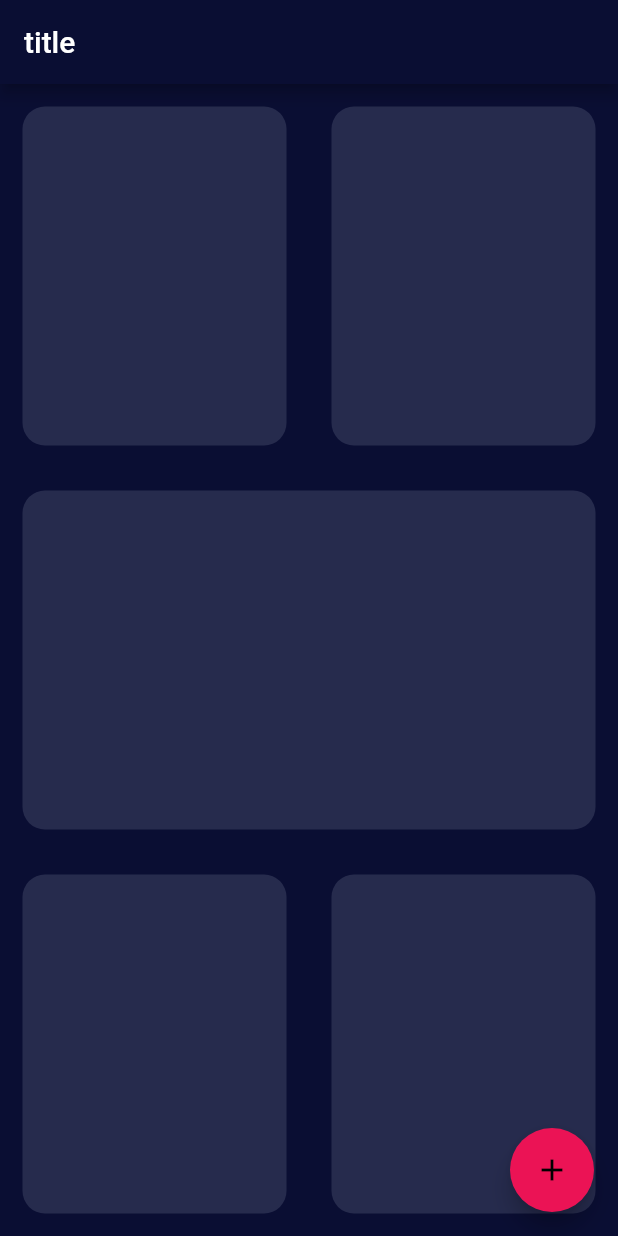
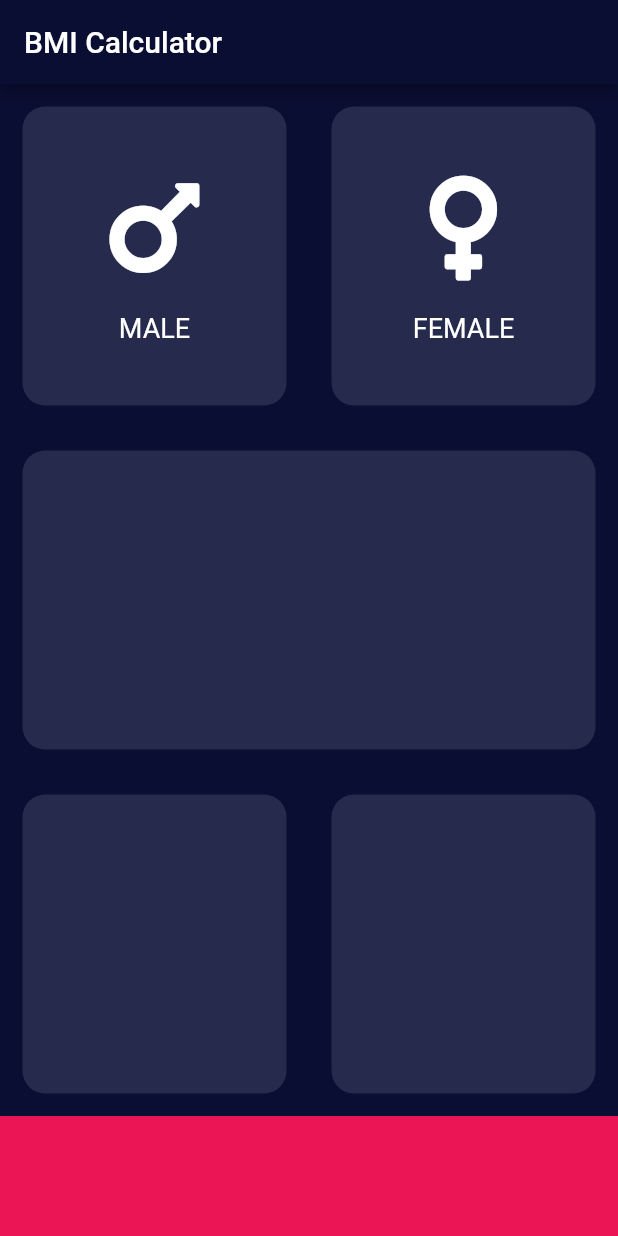
Before and after one commit to Wandersonjack/bmindex-flutter, a Flutter app: the screen it shows after launch, on a phone screen of 412 x 824 dp. Run offline on Flutter 3.47's test engine with Material 2 defaults, Android fonts, the phone set to English and light mode, and no system bars; our stand-ins replace font_awesome_flutter.

Commit message:
Generating resuable custom components
implementation of the custom card, item_icon_text and using the font awesome icons.

```diff
--- /dev/null
+++ b/lib/components/custom_card.dart
@@ -0,0 +1,21 @@
+import 'package:flutter/material.dart';
+
+class CustomCard extends StatelessWidget {
+  CustomCard(
+      {@required this.cor,
+        this.cardChild});                                                       //named parameter of type color as @required
+  final Color cor;                                                              //making it immutable
+  final Widget cardChild;                                                       //when creating a child it's a property type widget
+
+  @override
+  Widget build(BuildContext context) {
+    return Container(
+      child: cardChild,                                                         //don't forget to instantiate the param as value child: cardChild
+      margin: EdgeInsets.all(15.0),
+      decoration: BoxDecoration(
+        color: cor,
+        borderRadius: BorderRadius.circular(15),
+      ),
+    );
+  }
+}
--- /dev/null
+++ b/lib/components/item_icon_text.dart
@@ -0,0 +1,33 @@
+import 'package:flutter/material.dart';
+//in the cases you need to define alternative value to text style for example, use const to make it immutable at the time of build and don't forget to instantiate it as a value
+const labelTextStyle =   TextStyle(
+  color: Colors.white,
+  fontSize: 18.0,
+);
+
+class ItemIconText extends StatelessWidget {
+  ItemIconText({this.icone, this.label});                                       /*applying the properties as params as not required and now you should use the named param inside of the object declared in the input page*/
+
+  final IconData icone;                                                         //immutable properties
+  final String label;
+
+  @override
+  Widget build(BuildContext context) {
+    return Column(
+      mainAxisAlignment: MainAxisAlignment.center,
+      children: <Widget>[
+        Icon(
+          icone,
+          size: 80.0,
+        ),
+        SizedBox(
+          height: 16.0,
+        ),
+        Text(
+          label,
+          style: labelTextStyle,
+        ),
+      ],
+    );
+  }
+}
--- a/lib/pages/input_page.dart
+++ b/lib/pages/input_page.dart
@@ -1,4 +1,11 @@
+import 'package:bmindex_app/components/custom_card.dart';
+import 'package:bmindex_app/components/item_icon_text.dart';
 import 'package:flutter/material.dart';
+import 'package:font_awesome_flutter/font_awesome_flutter.dart';
+
+const activeColor = Color(0xFF262B4D);
+const pinkColor = Color(0xFFEB1455);
+const bottomBarHeight = 80.0;
 
 class InputDataPage extends StatefulWidget {
   @override
@@ -10,7 +17,7 @@ class _InputDataPageState extends State<InputDataPage> {
   Widget build(BuildContext context) {
     return Scaffold(
       appBar: AppBar(
-        title: Text('title'),
+        title: Text('BMI Calculator'),
       ),
       body: Column(
         children: <Widget>[
@@ -18,13 +25,21 @@ class _InputDataPageState extends State<InputDataPage> {
             child: Row(
               children: <Widget>[
                 Expanded(
-                  child:  CustomCard(
-                    cor: Color(0xFF262B4D),
+                  child: CustomCard(
+                    cardChild: ItemIconText(
+                      icone: FontAwesomeIcons.mars,
+                      label: 'MALE',
+                    ),
+                    cor: activeColor,
                   ),
                 ),
                 Expanded(
                   child: CustomCard(
-                    cor: Color(0xFF262B4D),
+                    cor: activeColor,
+                    cardChild: ItemIconText(
+                      icone: FontAwesomeIcons.venus,
+                      label: 'FEMALE',
+                    ),
                   ),
                 ),
               ],
@@ -32,7 +47,7 @@ class _InputDataPageState extends State<InputDataPage> {
           ),
           Expanded(
             child: CustomCard(
-              cor: Color(0xFF262B4D),
+              cor: activeColor,
             ),
           ),
           Expanded(
@@ -40,40 +55,23 @@ class _InputDataPageState extends State<InputDataPage> {
               children: <Widget>[
                 Expanded(
                   child: CustomCard(
-                    cor: Color(0xFF262B4D),
+                    cor: activeColor,
                   ),
                 ),
                 Expanded(
                   child: CustomCard(
-                    cor: Color(0xFF262B4D),
+                    cor: activeColor,
                   ),
                 ),
               ],
             ),
           ),
+          Container(
+            color: pinkColor,
+            height: bottomBarHeight,
+          ),
         ],
-      ),
-      floatingActionButton: FloatingActionButton(
-        onPressed: () => print('hello world'),
-        child: Icon(Icons.add),
       ),
     );
   }
 }
-
-class CustomCard extends StatelessWidget {
-  CustomCard({@required this.cor}); //named parameter of type color as @required
-
-  final Color cor;                                                              //making it immutable
-
-  @override
-  Widget build(BuildContext context) {
-    return Container(
-      margin: EdgeInsets.all(15.0),
-      decoration: BoxDecoration(
-        color: cor,
-        borderRadius: BorderRadius.circular(15),
-      ),
-    );
-  }
-}
--- a/pubspec.yaml
+++ b/pubspec.yaml
@@ -23,6 +23,7 @@ dependencies:
   # The following adds the Cupertino Icons font to your application.
   # Use with the CupertinoIcons class for iOS style icons.
   cupertino_icons: ^0.1.2
+  font_awesome_flutter: ^8.5.0
 
 dev_dependencies:
   flutter_test:
```
Also changed, not shown: pubspec.lock.
